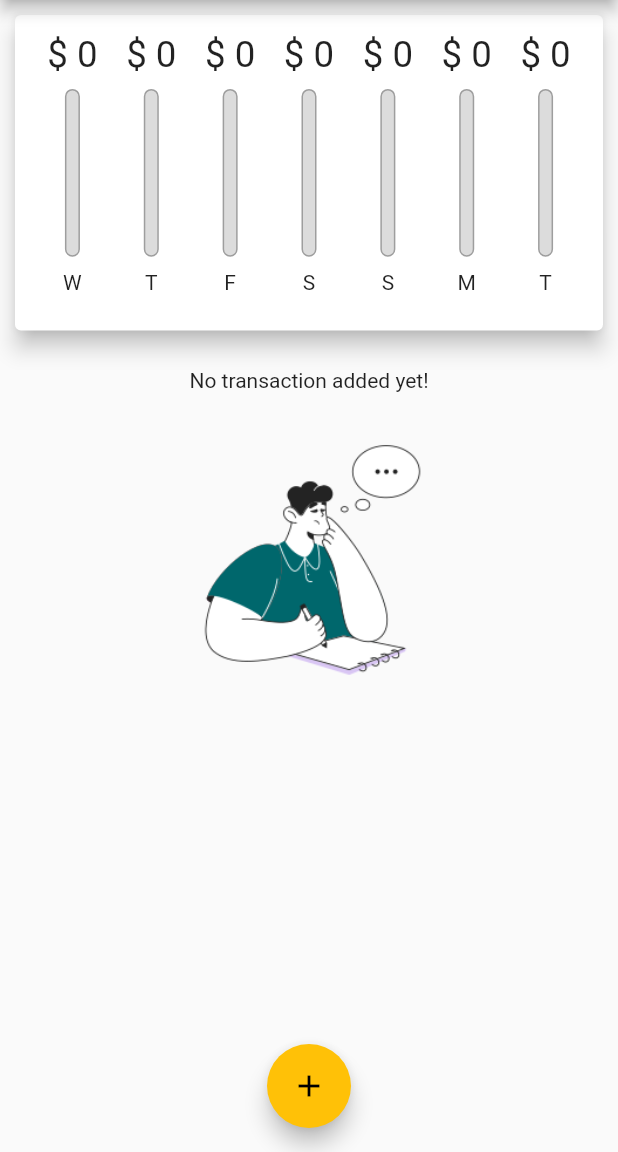
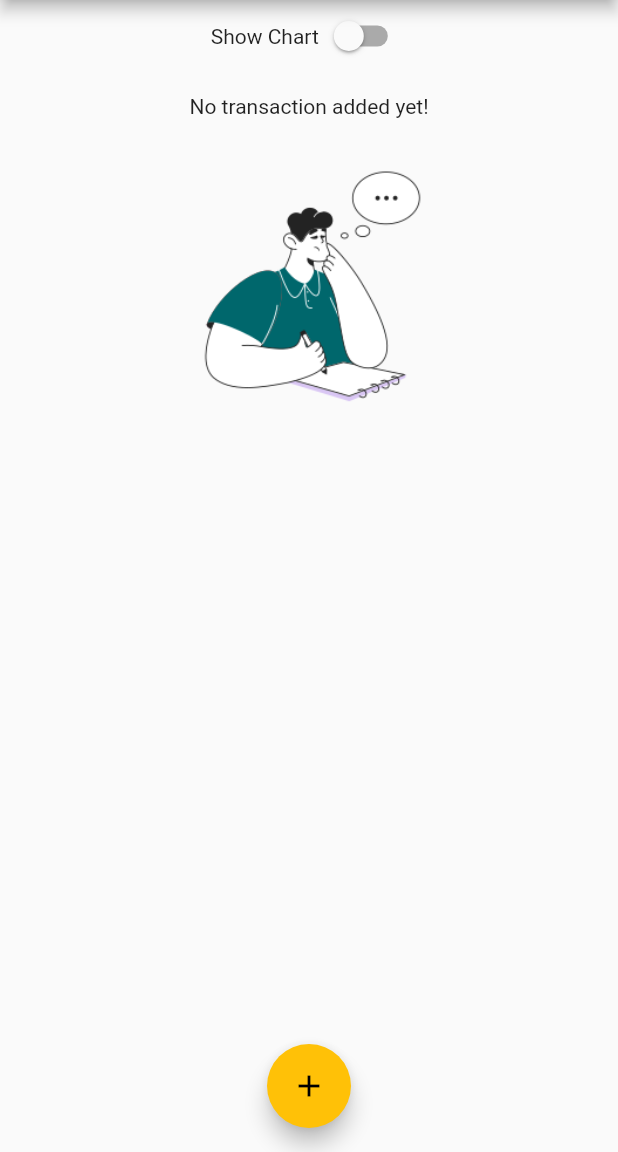
Before and after one commit to JunoSoft/expensesappflutter, a Flutter app: the screen it shows after launch, on a phone screen of 412 x 824 dp, the part 84-1236 px from its top. Run offline on Flutter 3.47's test engine with Material 2 defaults, Android fonts, the phone set to English and light mode, and no system bars.

Commit message:
added Switch to show Chart and mute

```diff
--- a/lib/main.dart
+++ b/lib/main.dart
@@ -6,9 +6,9 @@ import './widget/transaction_list.dart';
 import 'widget/chart.dart';
 
 void main() {
-  WidgetsFlutterBinding.ensureInitialized();
-  SystemChrome.setPreferredOrientations(
-      [DeviceOrientation.portraitDown, DeviceOrientation.portraitUp]);
+  // WidgetsFlutterBinding.ensureInitialized();
+  // SystemChrome.setPreferredOrientations(
+  //     [DeviceOrientation.portraitDown, DeviceOrientation.portraitUp]);
   runApp(const MyApp());
 }
 
@@ -50,6 +50,7 @@ class _MyHomePageState extends State<_MyHomePage> {
     // Transaction(
     //     amount: 68.99, date: DateTime.now(), id: 'X5667', title: 'New Car'),
   ];
+  bool _showChart = false;
   List<Transaction> get _recentTransaction {
     return _transactions.where((tx) {
       return tx.date.isAfter(DateTime.now().subtract(
@@ -110,13 +111,27 @@ class _MyHomePageState extends State<_MyHomePage> {
         child: Column(
           crossAxisAlignment: CrossAxisAlignment.stretch,
           children: <Widget>[
-            Container(
+            Row(
+              mainAxisAlignment: MainAxisAlignment.center,
+              children: <Widget>[
+                Text('Show Chart'),
+                Switch(
+                    value: _showChart,
+                    onChanged: (val) {
+                      setState(() {
+                        _showChart = val;
+                      });
+                    })
+              ],
+            ),
+            _showChart
+                ? Container(
                     height: (MediaQuery.of(context).size.height -
                             appBar.preferredSize.height -
                             MediaQuery.of(context).padding.top) *
                         0.3,
-                child: Chart(recentTransactions: _recentTransaction)),
-            Container(
+                    child: Chart(recentTransactions: _recentTransaction))
+                : Container(
                     height: (MediaQuery.of(context).size.height -
                             appBar.preferredSize.height -
                             MediaQuery.of(context).padding.top) *
```
Lines whose indentation alone changed are shown as unchanged.
